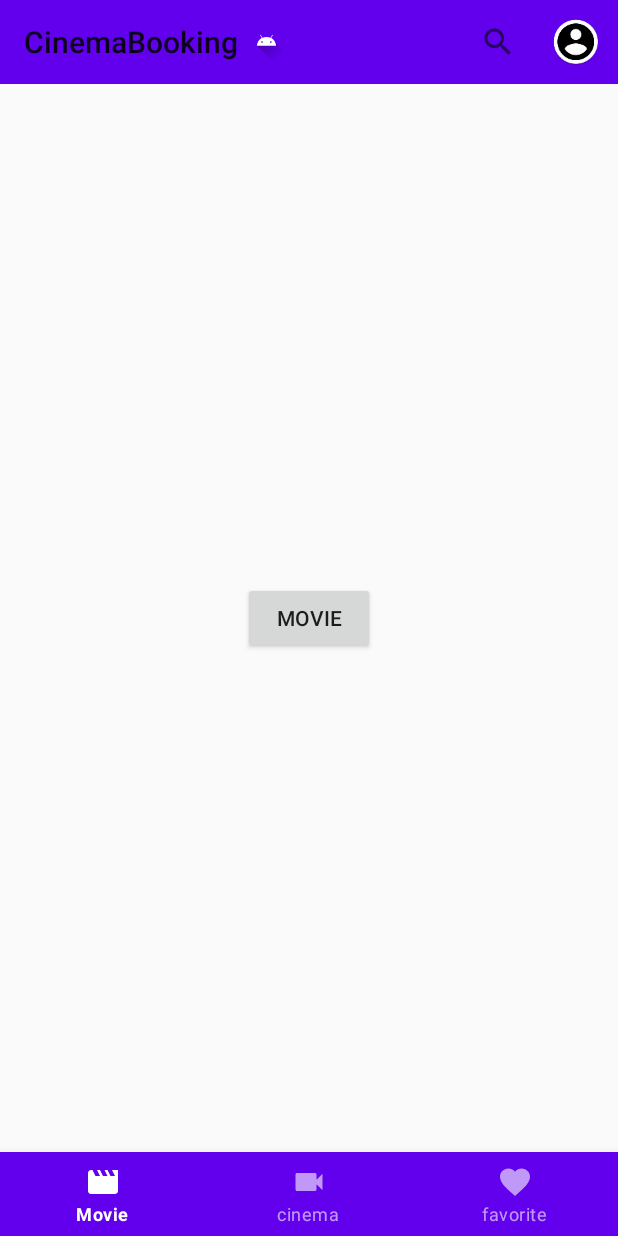
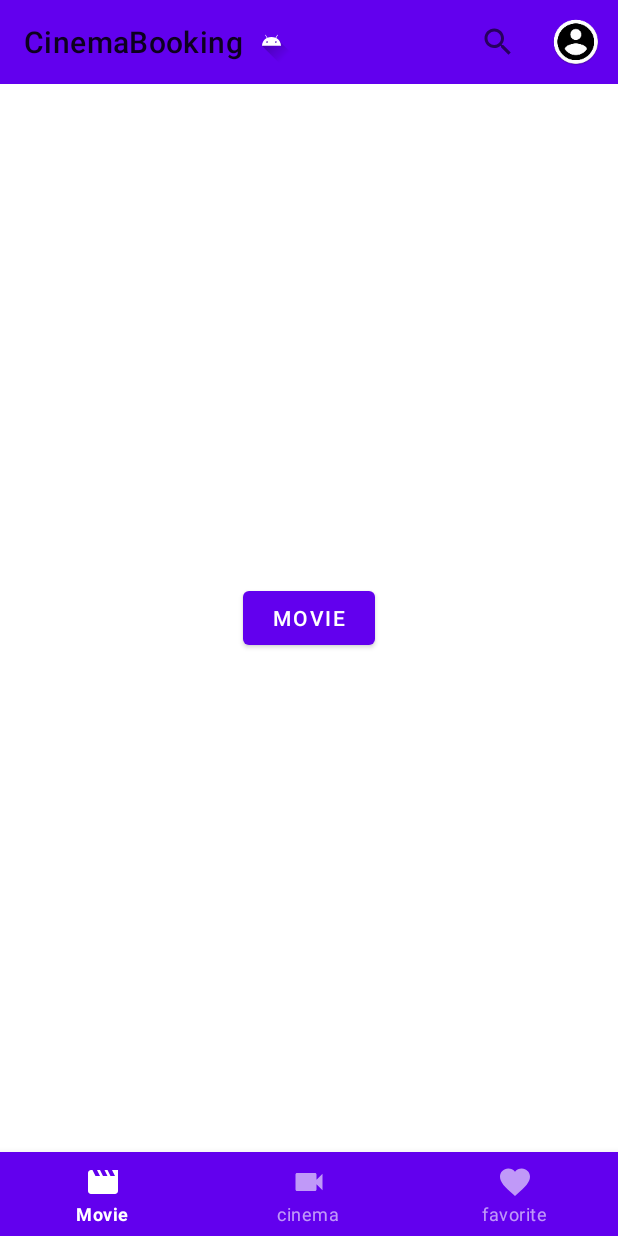
Before and after one commit to SayedKhaledd/CinemaBooking, an Android app: the screen it shows after launch (MainActivity), on a phone screen of 412 x 824 dp. Run offline under Robolectric (Android 15) with nearby library versions, the phone set to English and light mode, and no system bars.

Commit message:
themeFix

```diff
--- a/app/src/main/res/values-night/themes.xml
+++ b/app/src/main/res/values-night/themes.xml
@@ -1,6 +1,6 @@
 <resources xmlns:tools="http://schemas.android.com/tools">
     <!-- Base application theme. -->
-    <style name="Theme.CinemaBooking" parent="Theme.AppCompat.Light.NoActionBar">
+    <style name="Theme.CinemaBooking" parent="Theme.MaterialComponents.DayNight.DarkActionBar">
         <!-- Primary brand color. -->
         <item name="colorPrimary">@color/purple_200</item>
         <item name="colorPrimaryVariant">@color/purple_700</item>
--- a/app/src/main/res/values/themes.xml
+++ b/app/src/main/res/values/themes.xml
@@ -1,6 +1,6 @@
 <resources xmlns:tools="http://schemas.android.com/tools">
     <!-- Base application theme. -->
-    <style name="Theme.CinemaBooking" parent="Theme.AppCompat.Light.NoActionBar">
+    <style name="Theme.CinemaBooking" parent="Theme.MaterialComponents.DayNight.DarkActionBar">
         <!-- Primary brand color. -->
         <item name="colorPrimary">@color/purple_500</item>
         <item name="colorPrimaryVariant">@color/purple_700</item>
```
